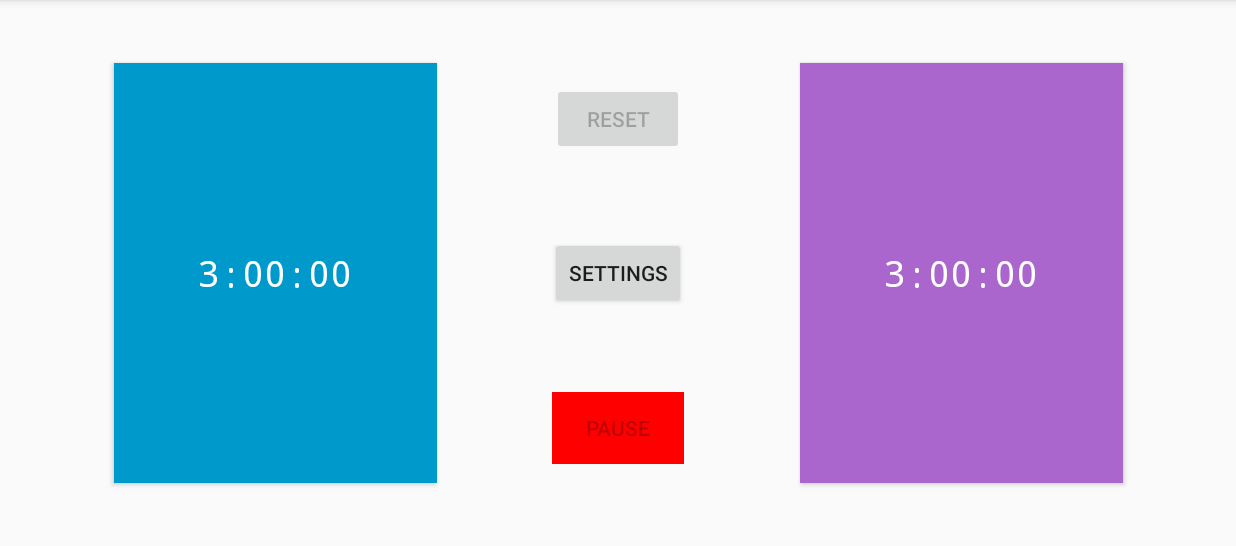
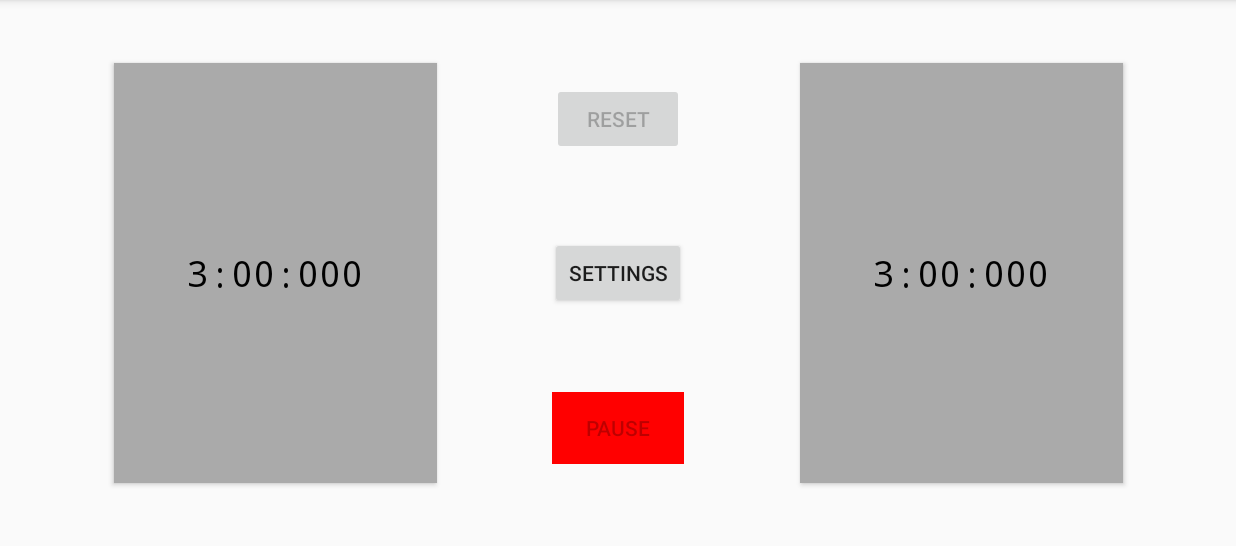
Before and after one commit to neo750a/MainRepo, an Android app: the play screen opened directly, with no data from a screen before it, on a phone screen of 824 x 412 dp (held sideways), the part 72-618 px from its top. Run offline under Robolectric (Android 15) with nearby library versions, the phone set to English and light mode, and no system bars.

Commit message:
UPDATE 10/17
-Time remaining now has color changes at 1 min and at 30 seconds
-Settings now persist and no longer need to be constantly reset
-Can now reset in paused state
-------------------------------------
Look into game over and able to reset

```diff
--- a/ArguileChessClock/app/src/main/res/layout/activity_play.xml
+++ b/ArguileChessClock/app/src/main/res/layout/activity_play.xml
@@ -13,32 +13,35 @@
         style="@style/Widget.AppCompat.Button.Colored"
         android:layout_width="215dp"
         android:layout_height="280dp"
-        android:background="@android:color/holo_blue_dark"
+        android:background="@android:color/darker_gray"
         android:fontFamily="monospace"
         android:onClick="StartP1Timer"
         android:soundEffectsEnabled="false"
         android:text="00:00:000"
+        android:textColor="@android:color/black"
         android:textSize="24sp"
         app:layout_constraintBottom_toBottomOf="parent"
-        app:layout_constraintTop_toTopOf="parent"
+        app:layout_constraintLeft_toLeftOf="parent"
         app:layout_constraintRight_toLeftOf="@+id/btnSettings"
-        app:layout_constraintLeft_toLeftOf="parent" />
+        app:layout_constraintTop_toTopOf="parent" />
 
     <Button
         android:id="@+id/btnP2Timer"
         style="@style/Widget.AppCompat.Button.Colored"
         android:layout_width="215dp"
         android:layout_height="280dp"
-        android:background="@android:color/holo_purple"
+        android:background="@android:color/darker_gray"
+        android:elevation="0dp"
         android:fontFamily="monospace"
         android:onClick="StartP2Timer"
         android:soundEffectsEnabled="false"
         android:text="00:00:000"
+        android:textColor="@android:color/black"
         android:textSize="24sp"
         app:layout_constraintBottom_toBottomOf="parent"
-        app:layout_constraintTop_toTopOf="parent"
+        app:layout_constraintLeft_toRightOf="@+id/btnSettings"
         app:layout_constraintRight_toRightOf="parent"
-        app:layout_constraintLeft_toRightOf="@+id/btnSettings" />
+        app:layout_constraintTop_toTopOf="parent" />
 
     <Button
         android:id="@+id/btnPause"
--- a/ArguileChessClock/app/src/main/res/values/strings.xml
+++ b/ArguileChessClock/app/src/main/res/values/strings.xml
@@ -2,6 +2,7 @@
     <string name="app_name">Arguile Chess Clock</string>
     <string name="select_time">Select Time</string>
     <string-array name="default_game_times">
+        <item>None</item>
         <item>Lightning 1 Min</item>
         <item>Bullet 2 Min</item>
         <item>Bullet 3 Min</item>
```
Also changed, not shown: ArguileChessClock/app/src/main/java/com/lencorp/com/arguilechessclock/Settings.java (+35 -11 lines), ArguileChessClock/app/src/main/java/com/lencorp/com/arguilechessclock/play.java (+52 -8 lines).
